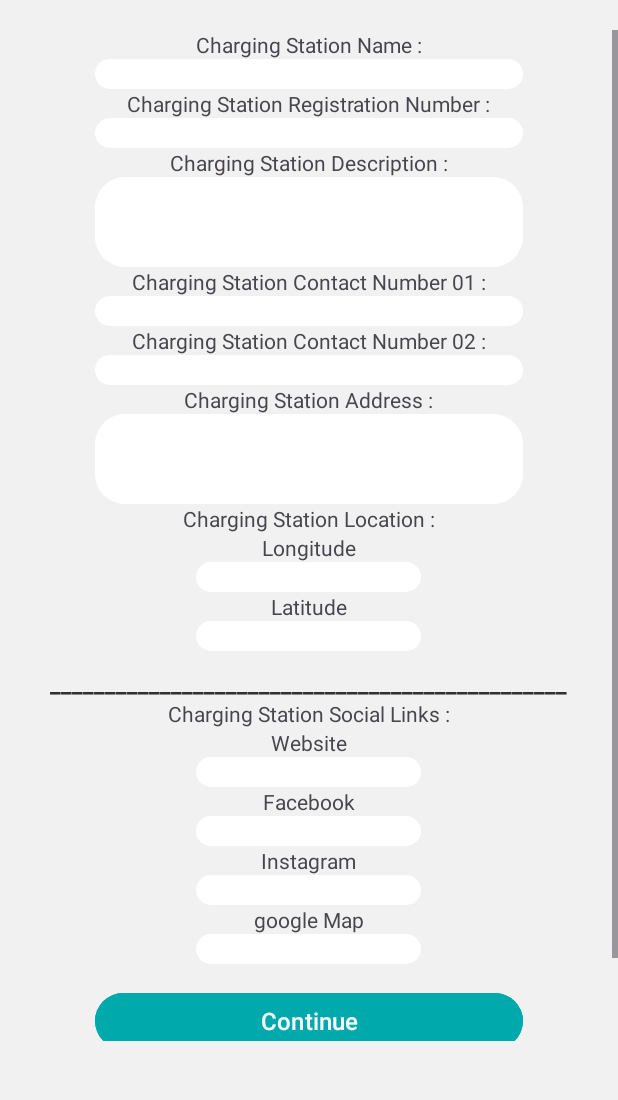
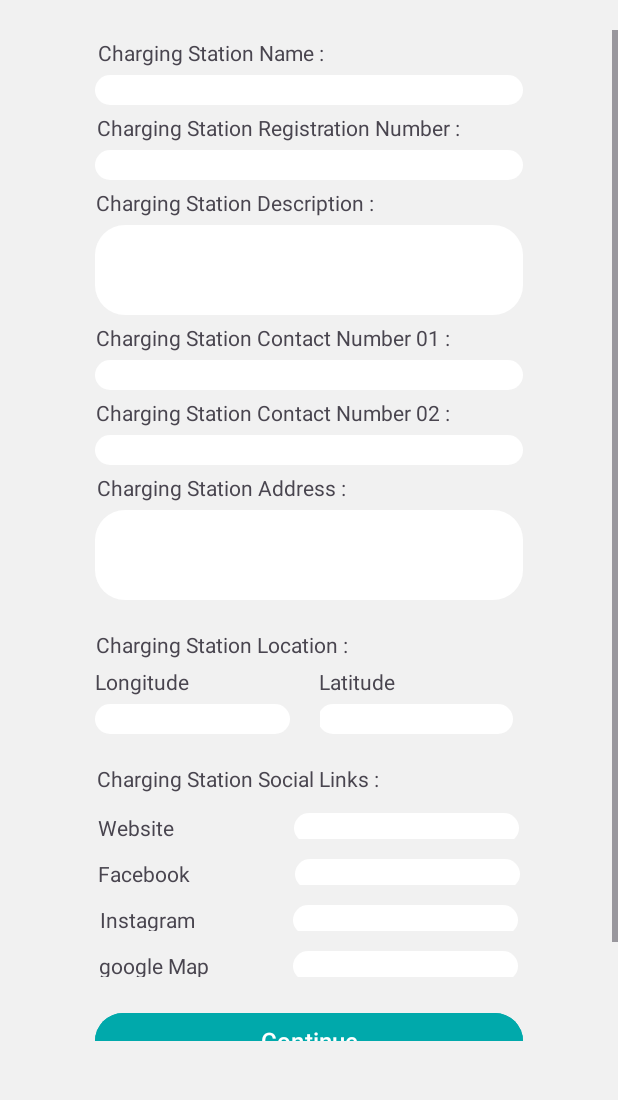
Before and after one commit to RameshRukshan/PicNCharge, an Android app: the convert_to_station_profile screen opened directly, with no data from a screen before it, on a phone screen of 412 x 824 dp, the part 120-1220 px from its top. Run offline under Robolectric (Android 15) with nearby library versions, the phone set to English and light mode, and no system bars.

Commit message:
Convert to Station Profile UI Created

```diff
--- a/app/src/main/res/layout/activity_convert_to_station_profile.xml
+++ b/app/src/main/res/layout/activity_convert_to_station_profile.xml
@@ -35,6 +35,8 @@
                 android:id="@+id/textView_name"
                 android:layout_width="wrap_content"
                 android:layout_height="wrap_content"
+                android:layout_marginRight="65dp"
+                android:layout_marginTop="5dp"
                 android:text="Charging Station Name :"
                 tools:layout_editor_absoluteX="38dp"
                 tools:layout_editor_absoluteY="118dp" />
@@ -43,6 +45,7 @@
                 android:id="@+id/txt_convert_to_station_name"
                 android:layout_width="285dp"
                 android:layout_height="20dp"
+                android:layout_marginTop="5dp"
                 android:background="@drawable/curved_background"
                 android:ems="10"
                 android:inputType="text"
@@ -54,6 +57,8 @@
                 android:id="@+id/textView_RegNumber"
                 android:layout_width="wrap_content"
                 android:layout_height="wrap_content"
+                android:layout_marginRight="20dp"
+                android:layout_marginTop="5dp"
                 android:text="Charging Station Registration Number :"
                 tools:layout_editor_absoluteX="38dp"
                 tools:layout_editor_absoluteY="176dp" />
@@ -62,6 +67,7 @@
                 android:id="@+id/txt_convert_to_station_RegNumber"
                 android:layout_width="285dp"
                 android:layout_height="20dp"
+                android:layout_marginTop="5dp"
                 android:background="@drawable/curved_background"
                 android:ems="10"
                 android:inputType="text"
@@ -73,6 +79,8 @@
                 android:id="@+id/textView_Description"
                 android:layout_width="wrap_content"
                 android:layout_height="wrap_content"
+                android:layout_marginRight="49dp"
+                android:layout_marginTop="5dp"
                 android:text="Charging Station Description :"
                 tools:layout_editor_absoluteX="38dp"
                 tools:layout_editor_absoluteY="176dp" />
@@ -81,6 +89,7 @@
                 android:id="@+id/txt_convert_to_station_description"
                 android:layout_width="285dp"
                 android:layout_height="60dp"
+                android:layout_marginTop="5dp"
                 android:background="@drawable/curved_background"
                 android:ems="10"
                 android:inputType="text"
@@ -92,6 +101,8 @@
                 android:id="@+id/textView_contactNumber01"
                 android:layout_width="wrap_content"
                 android:layout_height="wrap_content"
+                android:layout_marginRight="24dp"
+                android:layout_marginTop="5dp"
                 android:text="Charging Station Contact Number 01 :"
                 tools:layout_editor_absoluteX="38dp"
                 tools:layout_editor_absoluteY="176dp" />
@@ -100,6 +111,7 @@
                 android:id="@+id/txt_convert_to_station_contactNumber01"
                 android:layout_width="285dp"
                 android:layout_height="20dp"
+                android:layout_marginTop="5dp"
                 android:background="@drawable/curved_background"
                 android:ems="10"
                 android:inputType="text"
@@ -111,6 +123,8 @@
                 android:id="@+id/textView_contactNumber02"
                 android:layout_width="wrap_content"
                 android:layout_height="wrap_content"
+                android:layout_marginRight="24dp"
+                android:layout_marginTop="5dp"
                 android:text="Charging Station Contact Number 02 :"
                 tools:layout_editor_absoluteX="38dp"
                 tools:layout_editor_absoluteY="176dp" />
@@ -119,6 +133,7 @@
                 android:id="@+id/txt_convert_to_station_contactNumber02"
                 android:layout_width="285dp"
                 android:layout_height="20dp"
+                android:layout_marginTop="5dp"
                 android:background="@drawable/curved_background"
                 android:ems="10"
                 android:inputType="text"
@@ -130,6 +145,8 @@
                 android:id="@+id/textView_address"
                 android:layout_width="wrap_content"
                 android:layout_height="wrap_content"
+                android:layout_marginRight="58dp"
+                android:layout_marginTop="5dp"
                 android:text="Charging Station Address :"
                 tools:layout_editor_absoluteX="38dp"
                 tools:layout_editor_absoluteY="176dp" />
@@ -138,6 +155,7 @@
                 android:id="@+id/txt_convert_to_station_address"
                 android:layout_width="285dp"
                 android:layout_height="60dp"
+                android:layout_marginTop="5dp"
                 android:background="@drawable/curved_background"
                 android:ems="10"
                 android:inputType="text"
@@ -145,74 +163,113 @@
                 tools:layout_editor_absoluteX="38dp"
                 tools:layout_editor_absoluteY="204dp" />
 
+                <LinearLayout
+                    android:layout_width="match_parent"
+                    android:layout_height="match_parent"
+                    android:orientation="vertical"
+                    android:gravity="center_horizontal|center_vertical">
+
                     <TextView
                         android:id="@+id/textView_Location"
                         android:layout_width="wrap_content"
                         android:layout_height="wrap_content"
+                        android:layout_marginRight="58dp"
+                        android:layout_marginTop="20dp"
                         android:text="Charging Station Location :"
                         tools:layout_editor_absoluteX="38dp"
                         tools:layout_editor_absoluteY="176dp" />
+
+                    <LinearLayout
+                        android:layout_width="wrap_content"
+                        android:layout_height="wrap_content"
+                        android:gravity="center_horizontal|center_vertical"
+                        android:orientation="horizontal">
+
+                        <LinearLayout
+                            android:layout_width="150dp"
+                            android:layout_height="wrap_content"
+                            android:layout_marginRight="0dp"
+                            android:gravity="center_horizontal|center_vertical"
+                            android:orientation="vertical">
 
                             <TextView
                                 android:id="@+id/textView_longitude"
                                 android:layout_width="wrap_content"
                                 android:layout_height="wrap_content"
+                                android:layout_marginRight="43dp"
+                                android:layout_marginTop="5dp"
                                 android:text="Longitude"
                                 tools:layout_editor_absoluteX="38dp"
                                 tools:layout_editor_absoluteY="176dp" />
 
                             <EditText
                                 android:id="@+id/txt_convert_to_station_longitude"
-                android:layout_width="150dp"
+                                android:layout_width="130dp"
                                 android:layout_height="20dp"
+                                android:layout_marginRight="10dp"
+                                android:layout_marginTop="5dp"
                                 android:background="@drawable/curved_background"
                                 android:ems="10"
                                 android:inputType="text"
                                 android:paddingLeft="15dp"
                                 tools:layout_editor_absoluteX="38dp"
                                 tools:layout_editor_absoluteY="204dp" />
+                        </LinearLayout>
+
+                        <LinearLayout
+                            android:layout_width="wrap_content"
+                            android:layout_height="wrap_content"
+                            android:gravity="center_horizontal|center_vertical"
+                            android:orientation="vertical">
 
                             <TextView
                                 android:id="@+id/textView_latitude"
-                android:layout_width="wrap_content"
+                                android:layout_width="134dp"
                                 android:layout_height="wrap_content"
+                                android:layout_marginRight="1dp"
+                                android:layout_marginTop="5dp"
                                 android:text="Latitude"
                                 tools:layout_editor_absoluteX="38dp"
                                 tools:layout_editor_absoluteY="176dp" />
-
                             <EditText
                                 android:id="@+id/txt_convert_to_station_latitude"
-                android:layout_width="150dp"
+                                android:layout_width="130dp"
                                 android:layout_height="20dp"
+                                android:layout_marginRight="4dp"
+                                android:layout_marginTop="5dp"
                                 android:background="@drawable/curved_background"
                                 android:ems="10"
                                 android:inputType="text"
                                 android:paddingLeft="15dp"
                                 tools:layout_editor_absoluteX="38dp"
                                 tools:layout_editor_absoluteY="204dp" />
-
-            <TextView
-                android:id="@+id/textViewLine"
-                android:layout_width="wrap_content"
-                android:layout_height="wrap_content"
-                android:layout_marginTop="10dp"
-                android:text="_______________________________________________"
-                android:textColor="#CC000000"
-                android:textSize="16sp"
-                android:textStyle="bold" />
+                        </LinearLayout>
+                    </LinearLayout>
+                </LinearLayout>
 
             <TextView
                 android:id="@+id/textView_sociallinks"
                 android:layout_width="wrap_content"
                 android:layout_height="wrap_content"
+                android:layout_marginRight="47dp"
+                android:layout_marginTop="20dp"
                 android:text="Charging Station Social Links :"
                 tools:layout_editor_absoluteX="38dp"
                 tools:layout_editor_absoluteY="176dp" />
+
+            <LinearLayout
+                android:layout_width="wrap_content"
+                android:layout_height="wrap_content"
+                android:layout_marginTop="5dp"
+                android:gravity="center_horizontal|center_vertical"
+                android:orientation="horizontal">
 
                 <TextView
                     android:id="@+id/textView_website"
                     android:layout_width="wrap_content"
                     android:layout_height="wrap_content"
+                    android:layout_marginTop="5dp"
+                    android:layout_marginRight="80dp"
                     android:text="Website"
                     tools:layout_editor_absoluteX="38dp"
                     tools:layout_editor_absoluteY="176dp" />
@@ -221,17 +278,28 @@
                     android:id="@+id/txt_convert_to_station_website"
                     android:layout_width="150dp"
                     android:layout_height="20dp"
+                    android:layout_marginTop="5dp"
                     android:background="@drawable/curved_background"
                     android:ems="10"
                     android:inputType="text"
                     android:paddingLeft="15dp"
                     tools:layout_editor_absoluteX="38dp"
                     tools:layout_editor_absoluteY="204dp" />
+            </LinearLayout>
+
+            <LinearLayout
+                android:layout_width="wrap_content"
+                android:layout_height="wrap_content"
+                android:layout_marginTop="5dp"
+                android:gravity="center_horizontal|center_vertical"
+                android:orientation="horizontal">
 
                 <TextView
                     android:id="@+id/textView_facebook"
                     android:layout_width="wrap_content"
                     android:layout_height="wrap_content"
+                    android:layout_marginTop="5dp"
+                    android:layout_marginRight="70dp"
                     android:text="Facebook"
                     tools:layout_editor_absoluteX="38dp"
                     tools:layout_editor_absoluteY="176dp" />
@@ -240,17 +308,28 @@
                     android:id="@+id/txt_convert_to_station_facebook"
                     android:layout_width="150dp"
                     android:layout_height="20dp"
+                    android:layout_marginTop="5dp"
                     android:background="@drawable/curved_background"
                     android:ems="10"
                     android:inputType="text"
                     android:paddingLeft="15dp"
                     tools:layout_editor_absoluteX="38dp"
                     tools:layout_editor_absoluteY="204dp" />
+            </LinearLayout>
+
+            <LinearLayout
+                android:layout_width="wrap_content"
+                android:layout_height="wrap_content"
+                android:layout_marginTop="5dp"
+                android:gravity="center_horizontal|center_vertical"
+                android:orientation="horizontal">
 
                 <TextView
                     android:id="@+id/textView_instagram"
                     android:layout_width="wrap_content"
                     android:layout_height="wrap_content"
+                    android:layout_marginTop="5dp"
+                    android:layout_marginRight="65dp"
                     android:text="Instagram"
                     tools:layout_editor_absoluteX="38dp"
                     tools:layout_editor_absoluteY="176dp" />
@@ -259,17 +338,28 @@
                     android:id="@+id/txt_convert_to_station_instagram"
                     android:layout_width="150dp"
                     android:layout_height="20dp"
+                    android:layout_marginTop="5dp"
                     android:background="@drawable/curved_background"
                     android:ems="10"
                     android:inputType="text"
                     android:paddingLeft="15dp"
                     tools:layout_editor_absoluteX="38dp"
                     tools:layout_editor_absoluteY="204dp" />
+            </LinearLayout>
+
+            <LinearLayout
+                android:layout_width="wrap_content"
+                android:layout_height="wrap_content"
+                android:layout_marginTop="5dp"
+                android:gravity="center_horizontal|center_vertical"
+                android:orientation="horizontal">
 
                 <TextView
                     android:id="@+id/textView_googlemap"
                     android:layout_width="wrap_content"
                     android:layout_height="wrap_content"
+                    android:layout_marginTop="5dp"
+                    android:layout_marginRight="56dp"
                     android:text="google Map"
                     tools:layout_editor_absoluteX="38dp"
                     tools:layout_editor_absoluteY="176dp" />
@@ -278,18 +368,20 @@
                     android:id="@+id/txt_convert_to_station_googlemap"
                     android:layout_width="150dp"
                     android:layout_height="20dp"
+                    android:layout_marginTop="5dp"
                     android:background="@drawable/curved_background"
                     android:ems="10"
                     android:inputType="text"
                     android:paddingLeft="15dp"
                     tools:layout_editor_absoluteX="38dp"
                     tools:layout_editor_absoluteY="204dp" />
+            </LinearLayout>
 
             <Button
                 android:id="@+id/btn_continue"
                 android:layout_width="285dp"
                 android:layout_height="45dp"
-                android:layout_marginTop="15dp"
+                android:layout_marginTop="20dp"
                 android:backgroundTint="#00A9AB"
                 android:text="Continue"
                 android:textSize="16sp" />
```
Lines whose indentation alone changed are shown as unchanged.
